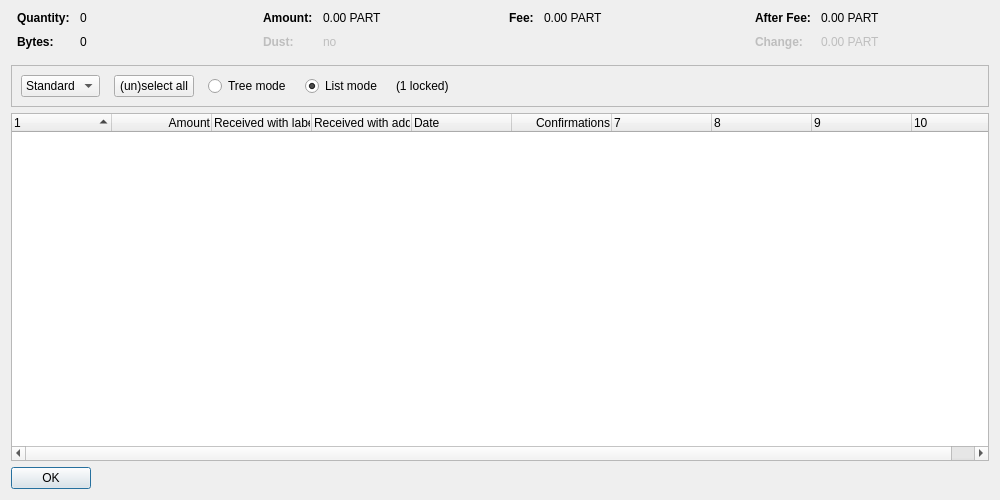
Old version of the form src/qt/forms/coincontroldialog.ui in the repository THETCR/core.
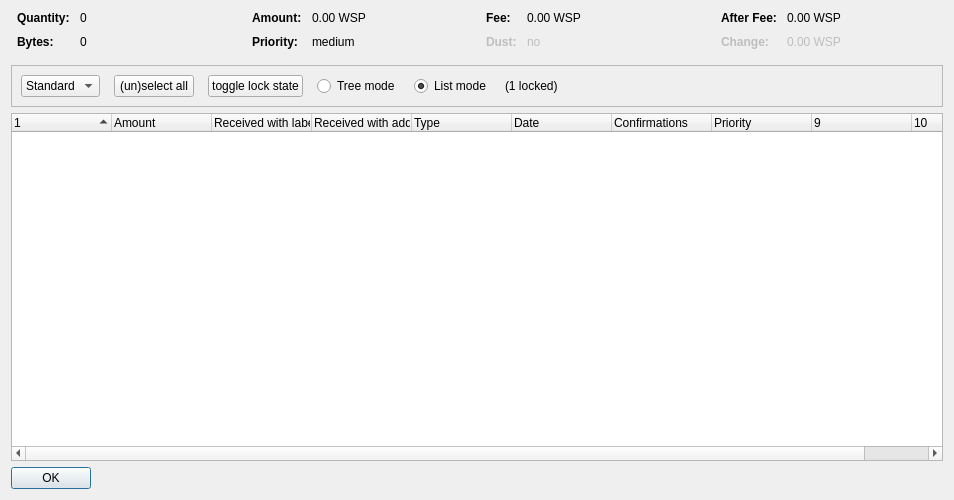
New version of the form. Custom widgets are drawn as their Qt base class.

```diff
--- a/src/qt/forms/coincontroldialog.ui
+++ b/src/qt/forms/coincontroldialog.ui
@@ -6,7 +6,7 @@
    <rect>
     <x>0</x>
     <y>0</y>
-    <width>1000</width>
+    <width>954</width>
     <height>500</height>
    </rect>
   </property>
@@ -132,7 +132,7 @@
           <enum>Qt::ActionsContextMenu</enum>
          </property>
          <property name="text">
-          <string notr="true">0.00 PART</string>
+          <string notr="true">0.00 WSP</string>
          </property>
          <property name="textInteractionFlags">
           <set>Qt::LinksAccessibleByMouse|Qt::TextSelectableByKeyboard|Qt::TextSelectableByMouse</set>
@@ -140,10 +140,7 @@
         </widget>
        </item>
        <item row="1" column="0">
-        <widget class="QLabel" name="labelCoinControlLowOutputText">
-         <property name="enabled">
-          <bool>false</bool>
-         </property>
+        <widget class="QLabel" name="labelCoinControlPriorityText">
          <property name="font">
           <font>
            <weight>75</weight>
@@ -151,15 +148,12 @@
           </font>
          </property>
          <property name="text">
-          <string>Dust:</string>
+          <string>Priority:</string>
          </property>
         </widget>
        </item>
        <item row="1" column="1">
-        <widget class="QLabel" name="labelCoinControlLowOutput">
-         <property name="enabled">
-          <bool>false</bool>
-         </property>
+        <widget class="QLabel" name="labelCoinControlPriority">
          <property name="cursor">
           <cursorShape>IBeamCursor</cursorShape>
          </property>
@@ -167,7 +161,7 @@
           <enum>Qt::ActionsContextMenu</enum>
          </property>
          <property name="text">
-          <string notr="true">no</string>
+          <string>medium</string>
          </property>
          <property name="textInteractionFlags">
           <set>Qt::LinksAccessibleByMouse|Qt::TextSelectableByKeyboard|Qt::TextSelectableByMouse</set>
@@ -212,7 +206,42 @@
           <enum>Qt::ActionsContextMenu</enum>
          </property>
          <property name="text">
-          <string notr="true">0.00 PART</string>
+          <string notr="true">0.00 WSP</string>
+         </property>
+         <property name="textInteractionFlags">
+          <set>Qt::LinksAccessibleByMouse|Qt::TextSelectableByKeyboard|Qt::TextSelectableByMouse</set>
+         </property>
+        </widget>
+       </item>
+       <item row="1" column="0">
+        <widget class="QLabel" name="labelCoinControlLowOutputText">
+         <property name="enabled">
+          <bool>false</bool>
+         </property>
+         <property name="font">
+          <font>
+           <weight>75</weight>
+           <bold>true</bold>
+          </font>
+         </property>
+         <property name="text">
+          <string>Dust:</string>
+         </property>
+        </widget>
+       </item>
+       <item row="1" column="1">
+        <widget class="QLabel" name="labelCoinControlLowOutput">
+         <property name="enabled">
+          <bool>false</bool>
+         </property>
+         <property name="cursor">
+          <cursorShape>IBeamCursor</cursorShape>
+         </property>
+         <property name="contextMenuPolicy">
+          <enum>Qt::ActionsContextMenu</enum>
+         </property>
+         <property name="text">
+          <string>no</string>
          </property>
          <property name="textInteractionFlags">
           <set>Qt::LinksAccessibleByMouse|Qt::TextSelectableByKeyboard|Qt::TextSelectableByMouse</set>
@@ -257,7 +286,7 @@
           <enum>Qt::ActionsContextMenu</enum>
          </property>
          <property name="text">
-          <string notr="true">0.00 PART</string>
+          <string notr="true">0.00 WSP</string>
          </property>
          <property name="textInteractionFlags">
           <set>Qt::LinksAccessibleByMouse|Qt::TextSelectableByKeyboard|Qt::TextSelectableByMouse</set>
@@ -292,7 +321,7 @@
           <enum>Qt::ActionsContextMenu</enum>
          </property>
          <property name="text">
-          <string notr="true">0.00 PART</string>
+          <string notr="true">0.00 WSP</string>
          </property>
          <property name="textInteractionFlags">
           <set>Qt::LinksAccessibleByMouse|Qt::TextSelectableByKeyboard|Qt::TextSelectableByMouse</set>
@@ -358,6 +387,22 @@
           </property>
          </widget>
         </item>
+        <item>
+         <widget class="QPushButton" name="pushButtonToggleLock">
+          <property name="sizePolicy">
+           <sizepolicy hsizetype="Maximum" vsizetype="Fixed">
+            <horstretch>0</horstretch>
+            <verstretch>0</verstretch>
+           </sizepolicy>
+          </property>
+          <property name="text">
+           <string>toggle lock state</string>
+          </property>
+          <property name="autoDefault">
+           <bool>false</bool>
+          </property>
+         </widget>
+        </item>
         <item>
          <widget class="QRadioButton" name="radioTreeMode">
           <property name="sizePolicy">
@@ -438,9 +483,6 @@
       <property name="text">
        <string>Amount</string>
       </property>
-      <property name="textAlignment">
-       <set>AlignTrailing|AlignVCenter</set>
-      </property>
      </column>
      <column>
       <property name="text">
@@ -452,6 +494,11 @@
        <string>Received with address</string>
       </property>
      </column>
+     <column>
+      <property name="text">
+       <string>Type</string>
+      </property>
+     </column>
      <column>
       <property name="text">
        <string>Date</string>
@@ -464,18 +511,10 @@
       <property name="toolTip">
        <string>Confirmed</string>
       </property>
-      <property name="textAlignment">
-       <set>AlignTrailing|AlignVCenter</set>
-      </property>
      </column>
      <column>
       <property name="text">
-       <string/>
-      </property>
-     </column>
-     <column>
-      <property name="text">
-       <string/>
+       <string>Priority</string>
       </property>
      </column>
      <column>
```
Left out of the diff: 4 changed lines with no effect on the pictures.
